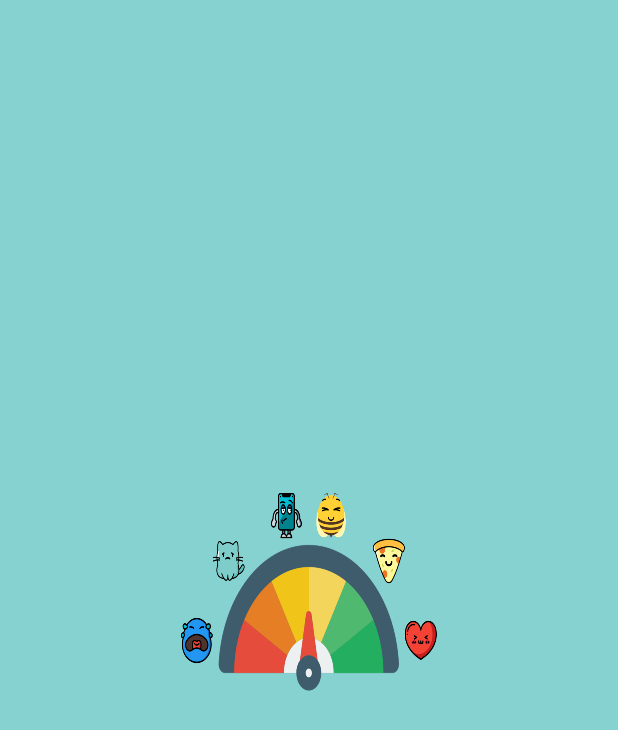
After one commit to BinaryJourney/HappinessTracker-ISEP, an Android app: the SplashScreenActivity screen opened directly, with no data from a screen before it, on a phone screen of 412 x 824 dp. The commit adds this screen. Shown: the top 730 px of the screen. Run offline under Robolectric (Android 15) with nearby library versions, the phone set to English and light mode, and no system bars; network calls fail; 1 statement that could not run was skipped.

Commit message:
- Create basic logo - Add SplashScreen before MainActivity

```diff
--- /dev/null
+++ b/app/src/main/java/isep/fr/moneytracker/SplashScreenActivity.java
@@ -0,0 +1,40 @@
+package isep.fr.moneytracker;
+
+import android.app.Activity;
+import android.content.Intent;
+import android.os.Bundle;
+import android.os.Handler;
+
+import org.json.JSONException;
+
+import java.io.BufferedReader;
+import java.io.BufferedWriter;
+import java.io.File;
+import java.io.FileWriter;
+import java.io.IOException;
+import java.io.InputStream;
+import java.io.InputStreamReader;
+import java.io.Reader;
+import java.io.StringWriter;
+import java.io.Writer;
+
+
+public class SplashScreenActivity extends Activity {
+
+    @Override
+    protected void onCreate(Bundle savedInstanceState) {
+        super.onCreate(savedInstanceState);
+
+        Handler handler = new Handler();
+
+        handler.postDelayed(new Runnable() {
+            @Override
+            public void run() {
+                startActivity(new Intent(SplashScreenActivity.this, MainActivity.class));
+                finish();
+            }
+        }, 1500);
+
+    }
+
+}
--- /dev/null
+++ b/app/src/main/res/drawable/splash_background.xml
@@ -0,0 +1,11 @@
+<?xml version="1.0" encoding="utf-8"?>
+<layer-list xmlns:android="http://schemas.android.com/apk/res/android">
+<item
+    android:drawable="@color/green"/>
+<item>
+    <bitmap
+        android:gravity="center"
+        android:src="@drawable/happiness_tracker_logo"
+        />
+</item>
+</layer-list>
--- a/app/src/main/res/values/themes.xml
+++ b/app/src/main/res/values/themes.xml
@@ -19,6 +19,16 @@
         <item name="windowNoTitle">true</item>
     </style>
 
+    <style name="SplashTheme" parent="Theme.MaterialComponents.Light.NoActionBar">
+        <item name="android:windowBackground">@drawable/splash_background</item>
+        <item name="colorPrimary">?attr/colorPrimary</item>
+        <item name="colorPrimaryDark">@color/green</item>
+        <item name="colorAccent">?attr/colorAccent</item>
+        <item name="android:statusBarColor">@color/green</item>
+        <!-- Navigation bar color -->
+        <item name="android:navigationBarColor">@color/green</item>
+    </style>
+
     <style name="Theme.MoneyTracker.AppBarOverlay" parent="ThemeOverlay.AppCompat.Dark.ActionBar" />
 
     <style name="Theme.MoneyTracker.PopupOverlay" parent="ThemeOverlay.AppCompat.Light" />
```
Also changed, not shown: app/src/main/AndroidManifest.xml (+15 -2 lines), app/src/main/res/drawable-v24/ultimate_purpose.png (deleted), app/src/main/res/drawable-xxhdpi/boring.png (renamed from app/src/main/res/drawable-v24/boring.png), app/src/main/res/drawable-xxhdpi/happiness_tracker_logo.png (added), app/src/main/res/drawable-xxhdpi/hell.png (renamed from app/src/main/res/drawable-v24/hell.png), app/src/main/res/drawable-xxhdpi/ic_launcher_foreground.xml (renamed from app/src/main/res/drawable-v24/ic_launcher_foreground.xml), app/src/main/res/drawable-xxhdpi/passion.png (renamed from app/src/main/res/drawable-v24/passion.png), app/src/main/res/drawable-xxhdpi/pleasure.png (renamed from app/src/main/res/drawable-v24/pleasure.png), app/src/main/res/drawable-xxhdpi/sadness.png (renamed from app/src/main/res/drawable-v24/sadness.png), app/src/main/res/drawable-xxhdpi/ultimate_purpose.png (added), app/src/main/res/mipmap-xhdpi/happiness_tracker_logo.png (added).
